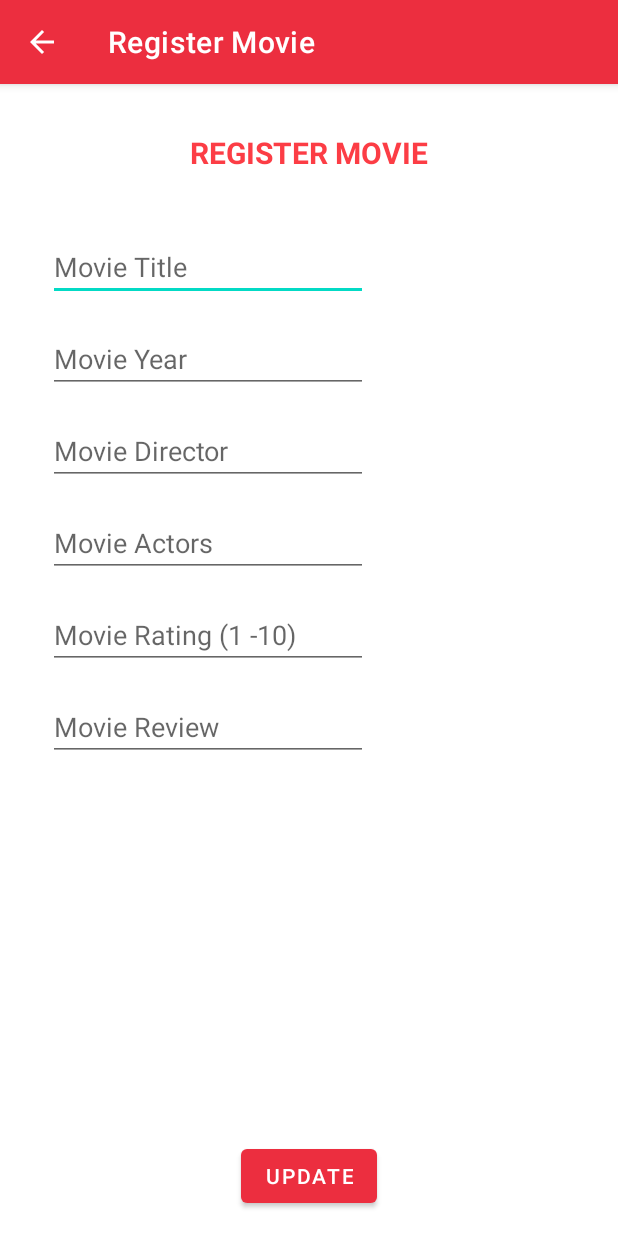
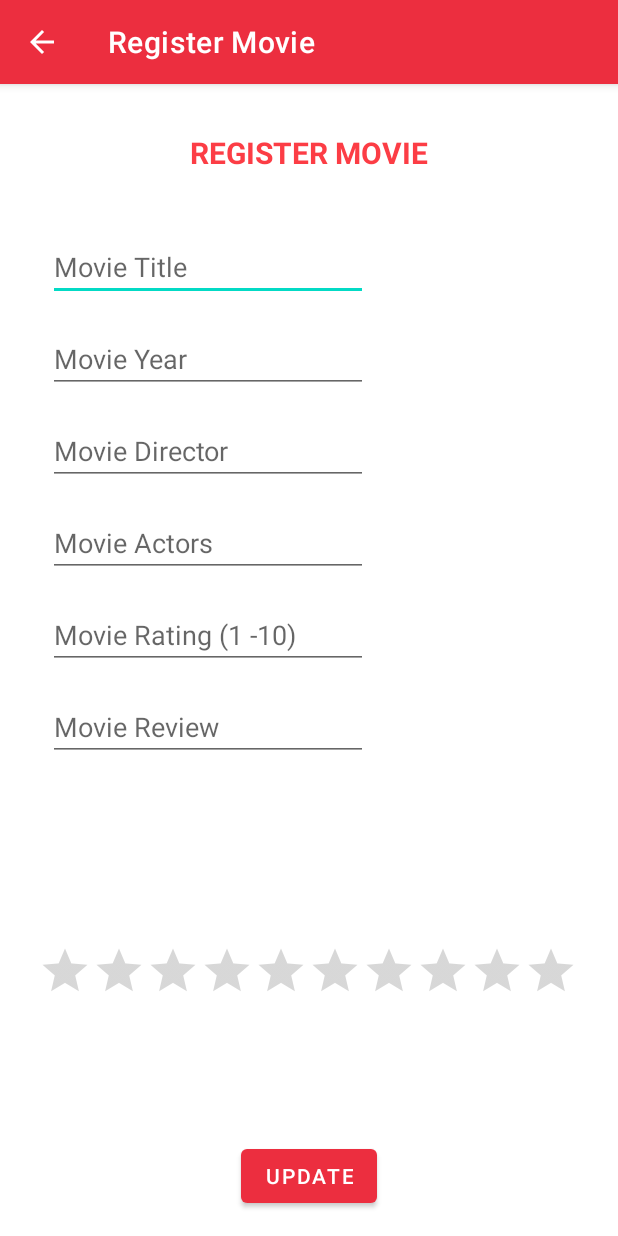
Before and after one commit to Yasithalalanga/MovTik, an Android app: the EditDetailsActivity screen opened directly, with no data from a screen before it, on a phone screen of 412 x 824 dp. Run offline under Robolectric (Android 15) with nearby library versions, the phone set to English and light mode, and no system bars; 3 statements that could not run were skipped.

Commit message:
Rating Bar

```diff
--- a/app/src/main/java/com/livecodex/movtik/EditDetailsActivity.java
+++ b/app/src/main/java/com/livecodex/movtik/EditDetailsActivity.java
@@ -9,6 +9,7 @@ import android.database.sqlite.SQLiteDatabase;
 import android.os.Bundle;
 import android.view.View;
 import android.widget.EditText;
+import android.widget.RatingBar;
 import android.widget.TextView;
 import android.widget.Toast;
 
@@ -41,6 +42,7 @@ public class EditDetailsActivity extends AppCompatActivity {
     EditText movieActorInput;
     EditText movieRatingInput;
     EditText movieReviewInput;
+    RatingBar movieRatingBar;
 
     @Override
     protected void onCreate(Bundle savedInstanceState) {
@@ -56,6 +58,7 @@ public class EditDetailsActivity extends AppCompatActivity {
         movieActorInput = findViewById(R.id.editMovieActors_tf);
         movieRatingInput = findViewById(R.id.editMovieRating_tf);
         movieReviewInput = findViewById(R.id.editMovieReview_tf);
+        movieRatingBar = findViewById(R.id.ratingBar);
 
         movieData = new MovieData(this);
         updateFields(getMovieDetails());
@@ -85,6 +88,8 @@ public class EditDetailsActivity extends AppCompatActivity {
             movieActorInput.setText(movieActors);
             movieRatingInput.setText(movieRating);
             movieReviewInput.setText(movieReview);
+            movieRatingBar.setRating(Integer.parseInt(movieRating));
+
 
         }
 
@@ -100,6 +105,7 @@ public class EditDetailsActivity extends AppCompatActivity {
         String movieActors = movieActorInput.getText().toString();
         int movieRating = Integer.parseInt(movieRatingInput.getText().toString());
         String movieReview = movieReviewInput.getText().toString();
+        int movieRatingTwo = (int) movieRatingBar.getRating();
 
         updateMovie(movieTitle, movieYear, movieDirector, movieActors, movieRating, movieReview);
         Toast.makeText(getApplicationContext(), "Movie Registered Successfully !!", Toast.LENGTH_SHORT).show();
--- a/app/src/main/java/com/livecodex/movtik/RatingResultActivity.java
+++ b/app/src/main/java/com/livecodex/movtik/RatingResultActivity.java
@@ -26,4 +26,6 @@ public class RatingResultActivity extends AppCompatActivity {
 
 
 
+
+
 }
--- /dev/null
+++ b/app/src/main/java/com/livecodex/movtik/services/DataSyncTask.java
@@ -0,0 +1,4 @@
+package com.livecodex.movtik.services;
+
+public class DataSyncTask {
+}
--- a/app/src/main/res/layout/activity_edit_details.xml
+++ b/app/src/main/res/layout/activity_edit_details.xml
@@ -112,4 +112,22 @@
         app:layout_constraintEnd_toEndOf="parent"
         app:layout_constraintStart_toStartOf="parent"
         app:layout_constraintTop_toBottomOf="@+id/movieReview_tf" />
+
+    <RatingBar
+        android:id="@+id/ratingBar"
+        android:layout_width="wrap_content"
+        android:layout_height="wrap_content"
+        android:layout_marginStart="8dp"
+        android:layout_marginLeft="8dp"
+        android:layout_marginEnd="8dp"
+        android:layout_marginRight="8dp"
+        android:stepSize="1.0"
+        android:numStars="10"
+        style="@style/Widget.AppCompat.RatingBar.Indicator"
+        app:layout_constraintBottom_toTopOf="@+id/save_btn"
+        app:layout_constraintEnd_toEndOf="parent"
+        app:layout_constraintHorizontal_bias="0.49"
+        app:layout_constraintStart_toStartOf="parent"
+        app:layout_constraintTop_toBottomOf="@+id/editMovieReview_tf"
+        app:layout_constraintVertical_bias="0.562" />
 </androidx.constraintlayout.widget.ConstraintLayout>
```
